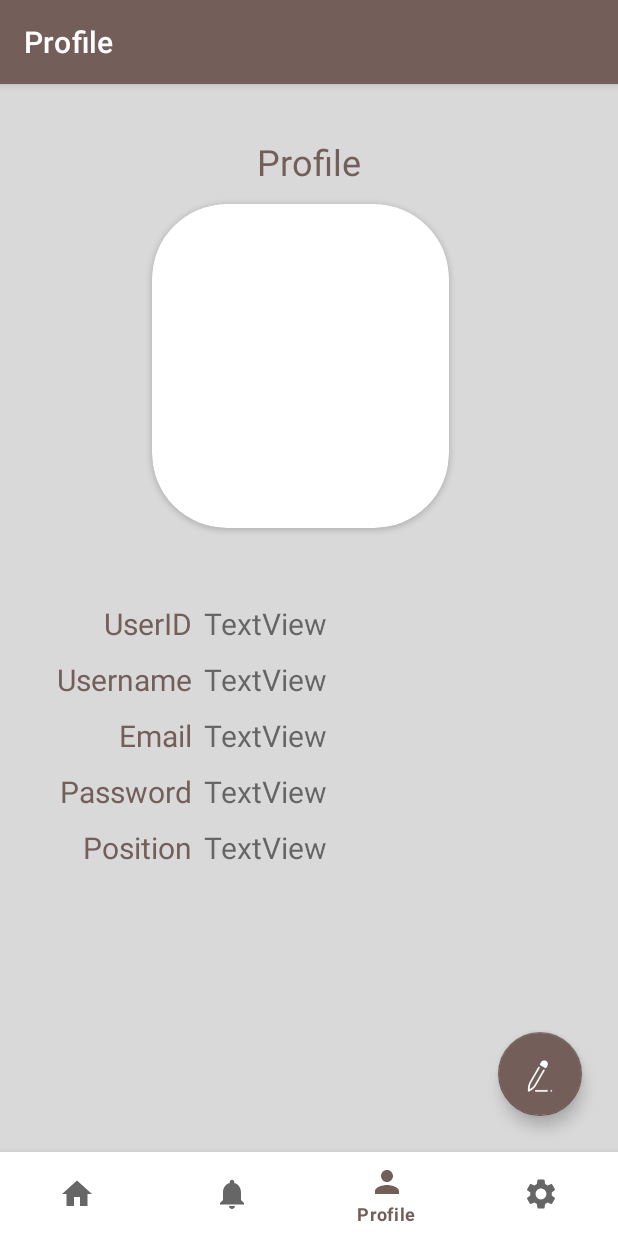
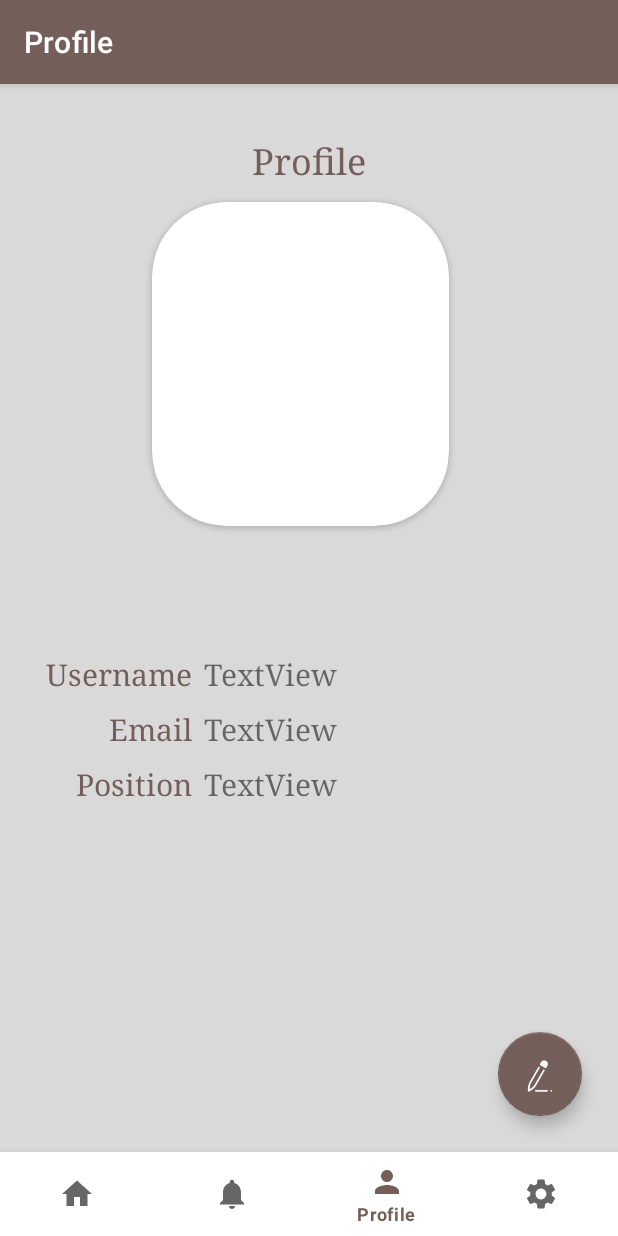
Before and after one commit to ongyijie/CargoLiteAssignment, an Android app: the ProfileFragment screen opened through its navigation route, on a phone screen of 412 x 824 dp. Run offline under Robolectric (Android 15) with nearby library versions, the phone set to English and light mode, and no system bars; our stand-ins replace Firebase (no records; nobody signed in at launch, a user with empty details on screens opened directly), navigation-ui.

Commit message:
merged with profile, scanner rename to productScanner, minor updates

```diff
--- a/app/src/main/AndroidManifest.xml
+++ b/app/src/main/AndroidManifest.xml
@@ -26,7 +26,7 @@
         <activity android:name=".StockInScanner" />
         <activity android:name=".StockOutScanner" />
         <activity android:name=".IDScanner" />
-        <activity android:name=".Scanner" />
+        <activity android:name=".ProductScanner" />
         <activity
             android:name=".Products"
             android:label="Products"
--- a/app/src/main/java/my/edu/tarc/cargolite/IDScanner.kt
+++ b/app/src/main/java/my/edu/tarc/cargolite/IDScanner.kt
@@ -24,7 +24,7 @@ class IDScanner : AppCompatActivity() {
         integrator.captureActivity = CaptureAct::class.java
         integrator.setOrientationLocked(false)
         integrator.setDesiredBarcodeFormats(IntentIntegrator.ALL_CODE_TYPES)
-        integrator.setPrompt("Scanning Barcode")
+        integrator.setPrompt("Scanning barcode to insert ID")
         integrator.initiateScan()
     }
 
--- a/app/src/main/java/my/edu/tarc/cargolite/Products.kt
+++ b/app/src/main/java/my/edu/tarc/cargolite/Products.kt
@@ -8,7 +8,6 @@ import android.view.Menu
 import android.view.MenuItem
 import androidx.appcompat.app.AppCompatActivity
 import androidx.core.content.ContextCompat
-import androidx.navigation.ui.setupActionBarWithNavController
 import androidx.recyclerview.widget.DividerItemDecoration
 import androidx.recyclerview.widget.ItemTouchHelper
 import androidx.recyclerview.widget.LinearLayoutManager
@@ -123,7 +122,7 @@ class Products : AppCompatActivity() {
 
     override fun onOptionsItemSelected(item: MenuItem): Boolean {
         when(item.itemId){
-            R.id.scanner -> startActivity(Intent(this,Scanner::class.java))
+            R.id.scanner -> startActivity(Intent(this,ProductScanner::class.java))
         }
         return super.onOptionsItemSelected(item)
     }
--- a/app/src/main/java/my/edu/tarc/cargolite/Register.kt
+++ b/app/src/main/java/my/edu/tarc/cargolite/Register.kt
@@ -40,7 +40,7 @@ class Register : AppCompatActivity() {
         val registerBtn : Button = findViewById(R.id.RegisterButton)
 
 //        auth = Firebase.auth
-        auth = FirebaseAuth.getInstance();
+        auth = FirebaseAuth.getInstance()
         progressBar = findViewById(R.id.progressBar)
 
         registerBtn.setOnClickListener {
--- a/app/src/main/java/my/edu/tarc/cargolite/ui/profile/ProfileFragment.kt
+++ b/app/src/main/java/my/edu/tarc/cargolite/ui/profile/ProfileFragment.kt
@@ -3,6 +3,7 @@ package my.edu.tarc.cargolite.ui.profile
 import android.app.AlertDialog
 import android.os.Bundle
 import android.text.TextUtils
+import android.util.Log
 import android.view.LayoutInflater
 import android.view.View
 import android.view.ViewGroup
@@ -15,6 +16,7 @@ import androidx.lifecycle.ViewModelProvider
 import com.google.android.material.floatingactionbutton.FloatingActionButton
 import com.google.firebase.auth.EmailAuthProvider
 import com.google.firebase.auth.FirebaseAuth
+import com.google.firebase.firestore.FirebaseFirestore
 import kotlinx.android.synthetic.main.edit_profile_dialog.view.*
 import my.edu.tarc.cargolite.R
 
@@ -24,6 +26,8 @@ class ProfileFragment : Fragment() {
     //Global variable
     private lateinit var profileViewModel: ProfileViewModel
     private lateinit var firebaseAuth : FirebaseAuth
+    //Defining database
+    private val database: FirebaseFirestore = FirebaseFirestore.getInstance()
 
     override fun onCreateView(
             inflater: LayoutInflater,
@@ -40,6 +44,28 @@ class ProfileFragment : Fragment() {
         })
         //Link UI to program
         val fab_editProfile: FloatingActionButton = root.findViewById(R.id.fab_editProfile)
+
+        val textViewUsername : TextView = root.findViewById(R.id.textViewUsername)
+        val textViewEmail : TextView = root.findViewById(R.id.textViewEmail)
+        val textViewPosition : TextView = root.findViewById(R.id.textViewPosition)
+
+        val firebaseUser = FirebaseAuth.getInstance().getCurrentUser()
+        val currentUserEmail = firebaseUser?.email.toString()
+        //Retrieve from
+        database.collection("users")
+                .whereEqualTo("email", currentUserEmail)
+                .get()
+                .addOnSuccessListener { documents ->
+                    for (document in documents) {
+                        Log.d("TAG", "${document.id} => ${document.data}")
+                        textViewUsername.setText(document.getString("userName"))
+                        textViewEmail.setText(document.getString("email"))
+                        textViewPosition.setText(document.getString("position"))
+                    }
+                }
+                .addOnFailureListener { exception ->
+                    Log.w("TAG", "Error getting documents: ", exception)
+                }
 
         //Edit button onClick show user editProfile dialog
         fab_editProfile.setOnClickListener {
--- a/app/src/main/res/layout/activity_scanner.xml
+++ b/app/src/main/res/layout/activity_scanner.xml
@@ -4,4 +4,4 @@
     xmlns:tools="http://schemas.android.com/tools"
     android:layout_width="match_parent"
     android:layout_height="match_parent"
-    tools:context=".Scanner"/>
+    tools:context=".ProductScanner"/>
--- a/app/src/main/res/layout/fragment_profile.xml
+++ b/app/src/main/res/layout/fragment_profile.xml
@@ -45,11 +45,11 @@
                 android:id="@+id/imageViewProfilePic"
                 android:layout_width="wrap_content"
                 android:layout_height="wrap_content"
+                android:layout_gravity="center"
+                android:contentDescription="staffImage"
                 android:src="@drawable/empty"
-                android:layout_gravity="center"
-                android:layout_centerInParent="true"
                 app:layout_constraintEnd_toEndOf="parent"
-                app:layout_constraintStart_toStartOf="parent" />
+                app:layout_constraintStart_toStartOf="parent"/>
         </RelativeLayout>
 
     </androidx.cardview.widget.CardView>
@@ -59,6 +59,7 @@
         android:layout_width="wrap_content"
         android:layout_height="wrap_content"
         android:layout_marginTop="8dp"
+        android:fontFamily="serif"
         android:text="@string/title_profile"
         android:textColor="@color/brown"
         android:textSize="24sp"
@@ -73,26 +74,16 @@
         app:barrierDirection="left" />
 
     <TextView
-        android:id="@+id/textView1"
-        android:layout_width="wrap_content"
-        android:layout_height="wrap_content"
-        android:layout_marginTop="50dp"
-        android:text="@string/userID"
-        android:textColor="@color/brown"
-        android:textSize="20sp"
-        app:layout_constraintEnd_toStartOf="@+id/guideline3"
-        app:layout_constraintTop_toBottomOf="@+id/cardViewProfile" />
-
-    <TextView
         android:id="@+id/textView2"
         android:layout_width="wrap_content"
         android:layout_height="wrap_content"
-        android:layout_marginTop="10dp"
+        android:layout_marginTop="380dp"
+        android:fontFamily="serif"
         android:text="@string/username"
         android:textColor="@color/brown"
         android:textSize="20sp"
         app:layout_constraintEnd_toStartOf="@+id/guideline3"
-        app:layout_constraintTop_toBottomOf="@+id/textView1" />
+        app:layout_constraintTop_toTopOf="parent" />
 
     <androidx.constraintlayout.widget.Guideline
         android:id="@+id/guideline2"
@@ -113,6 +104,7 @@
         android:layout_width="wrap_content"
         android:layout_height="wrap_content"
         android:layout_marginTop="10dp"
+        android:fontFamily="serif"
         android:text="@string/email"
         android:textColor="@color/brown"
         android:textSize="20sp"
@@ -120,48 +112,28 @@
         app:layout_constraintTop_toBottomOf="@+id/textView2" />
 
     <TextView
-        android:id="@+id/textView4"
+        android:id="@+id/textView5"
         android:layout_width="wrap_content"
         android:layout_height="wrap_content"
         android:layout_marginTop="10dp"
-        android:text="@string/password"
+        android:fontFamily="serif"
+        android:text="@string/position"
         android:textColor="@color/brown"
         android:textSize="20sp"
         app:layout_constraintEnd_toStartOf="@+id/guideline3"
         app:layout_constraintTop_toBottomOf="@+id/textView3" />
 
     <TextView
-        android:id="@+id/textView5"
-        android:layout_width="wrap_content"
-        android:layout_height="wrap_content"
-        android:layout_marginTop="10dp"
-        android:text="@string/position"
-        android:textColor="@color/brown"
-        android:textSize="20sp"
-        app:layout_constraintEnd_toStartOf="@+id/guideline3"
-        app:layout_constraintTop_toBottomOf="@+id/textView4" />
-
-    <TextView
-        android:id="@+id/textViewUserID"
-        android:layout_width="wrap_content"
-        android:layout_height="wrap_content"
-        android:layout_marginStart="8dp"
-        android:layout_marginTop="50dp"
-        android:text="TextView"
-        android:textSize="20sp"
-        app:layout_constraintStart_toStartOf="@+id/guideline3"
-        app:layout_constraintTop_toBottomOf="@+id/cardViewProfile" />
-
-    <TextView
         android:id="@+id/textViewUsername"
         android:layout_width="wrap_content"
         android:layout_height="wrap_content"
         android:layout_marginStart="8dp"
-        android:layout_marginTop="10dp"
+        android:layout_marginTop="380dp"
+        android:fontFamily="serif"
         android:text="TextView"
         android:textSize="20sp"
         app:layout_constraintStart_toEndOf="@+id/textView2"
-        app:layout_constraintTop_toBottomOf="@+id/textViewUserID" />
+        app:layout_constraintTop_toTopOf="parent" />
 
     <TextView
         android:id="@+id/textViewEmail"
@@ -172,18 +144,8 @@
         android:text="TextView"
         android:textSize="20sp"
         app:layout_constraintStart_toEndOf="@+id/textView3"
-        app:layout_constraintTop_toBottomOf="@+id/textViewUsername" />
-
-    <TextView
-        android:id="@+id/textViewPassword"
-        android:layout_width="wrap_content"
-        android:layout_height="wrap_content"
-        android:layout_marginStart="8dp"
-        android:layout_marginTop="10dp"
-        android:text="TextView"
-        android:textSize="20sp"
-        app:layout_constraintStart_toStartOf="@+id/guideline3"
-        app:layout_constraintTop_toBottomOf="@+id/textViewEmail" />
+        app:layout_constraintTop_toBottomOf="@+id/textViewUsername"
+        android:fontFamily="serif" />
 
     <TextView
         android:id="@+id/textViewPosition"
@@ -191,10 +153,11 @@
         android:layout_height="wrap_content"
         android:layout_marginStart="8dp"
         android:layout_marginTop="10dp"
+        android:fontFamily="serif"
         android:text="TextView"
         android:textSize="20sp"
         app:layout_constraintStart_toEndOf="@+id/textView5"
-        app:layout_constraintTop_toBottomOf="@+id/textViewPassword" />
+        app:layout_constraintTop_toBottomOf="@+id/textViewEmail" />
 
     <com.google.android.material.floatingactionbutton.FloatingActionButton
         android:id="@+id/fab_editProfile"
```
Also changed, not shown: app/src/main/java/my/edu/tarc/cargolite/ProductDetails.kt (+15 -15 lines), app/src/main/java/my/edu/tarc/cargolite/ProductScanner.kt (renamed from app/src/main/java/my/edu/tarc/cargolite/Scanner.kt, +2 -7 lines), app/src/main/res/layout/dialog_viewproduct.xml (deleted, +0 -166 lines).
